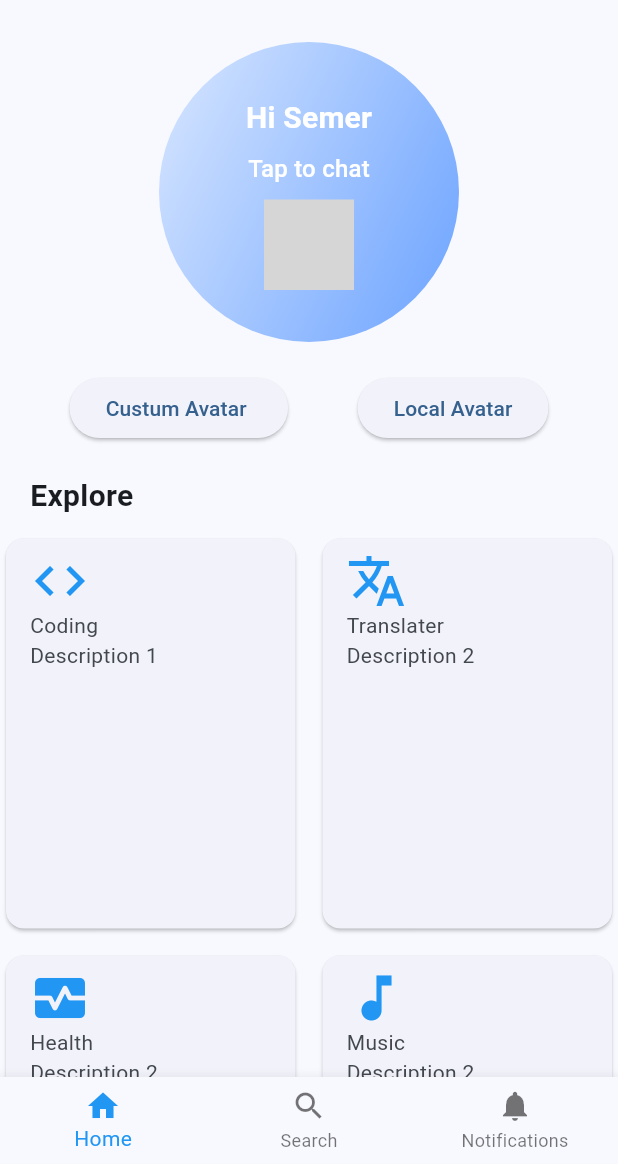
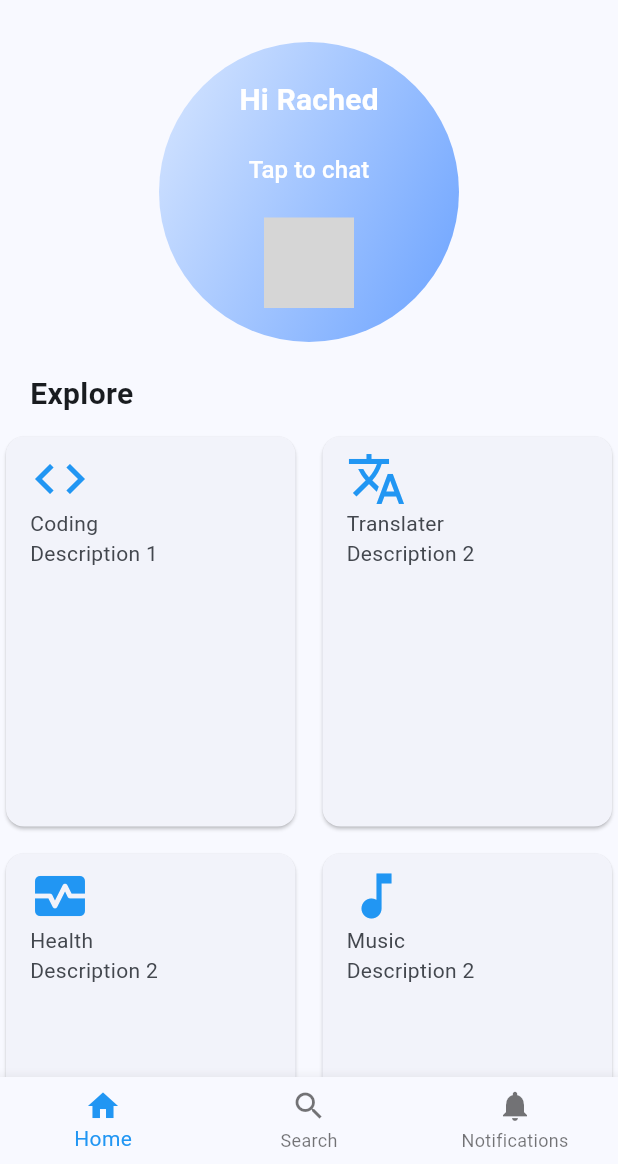
Before and after one commit to BelghithSemer/Avatar_Maker, a Flutter app: the MainPage screen opened directly, on a phone screen of 412 x 824 dp, the part 72-1236 px from its top. Run offline on Flutter 3.47's test engine with Material 3 defaults, Android fonts, the phone set to English and light mode, and no system bars; our stand-ins replace flutter_svg, get, google_fonts, image_gallery_saver; project files that could hold a hidden picture were left out; grey boxes are pictures that could not be loaded.

Commit message:
Fixing Bugs

```diff
--- a/lib/Home/custom_avatar.dart
+++ b/lib/Home/custom_avatar.dart
@@ -34,12 +34,12 @@ class _AvatarGeneratorPageState extends State<AvatarGeneratorPage> {
               'Generate Your Avatar',
               style: TextStyle(fontSize: 24.0, fontWeight: FontWeight.bold),
             ),
-            SizedBox(height: 20.0),
+            SizedBox(height: 10.0),
             CircleAvatar(
               radius: 100,
               backgroundImage:AssetImage('assets/user_profile.jpg'), // Placeholder image asset
             ),
-            SizedBox(height: 20.0),
+            SizedBox(height: 10.0),
             SizedBox(
               width: double.infinity,
               height: 50.0,
@@ -60,7 +60,7 @@ class _AvatarGeneratorPageState extends State<AvatarGeneratorPage> {
                 ),
               ),
             ),
-            SizedBox(height: 20.0),
+            SizedBox(height: 10.0),
             SizedBox(
               width: double.infinity,
               height: 50.0,
--- a/lib/Home/home.dart
+++ b/lib/Home/home.dart
@@ -93,6 +93,7 @@ class MainPage extends StatelessWidget {
           children: [
             SizedBox(height: 20), // Add some spacing
             Container(
+
               decoration: BoxDecoration(
                 shape: BoxShape.circle,
                 gradient: LinearGradient(
@@ -108,7 +109,7 @@ class MainPage extends StatelessWidget {
                   mainAxisAlignment: MainAxisAlignment.center,
                   children: [
                     Text(
-                      'Hi Semer',
+                      'Hi Rached',
                       style: TextStyle(
                         fontSize: 20,
                         fontWeight: FontWeight.bold,
@@ -116,11 +117,15 @@ class MainPage extends StatelessWidget {
                       ),
                     ),
                     SizedBox(height: 8),
-                    Text(
-                      'Tap to chat',
-                      style: TextStyle(
-                        fontSize: 16,
-                        color: Colors.white,
+                    TextButton(
+                      onPressed: () {
+                        _showDialog(context);
+                      },
+                      child: Text('Tap to chat',
+                          style: TextStyle(
+                            fontSize: 16,
+                            color: Colors.white,)
+
                       ),
                     ),
                     SizedBox(height: 8),
@@ -137,25 +142,7 @@ class MainPage extends StatelessWidget {
             ),
 
             SizedBox(height: 20), // Add some spacing
-            Row(
-              mainAxisAlignment: MainAxisAlignment.spaceEvenly,
-              children: [
-                ElevatedButton(
-                  onPressed: () {
-                    // Handle button tap
-                  },
-                  child: Text('Custum Avatar '),
 
-                ),
-                ElevatedButton(
-                  onPressed: () {
-                    // Handle button tap
-                  },
-                  child: Text('Local Avatar'),
-                ),
-              ],
-            ),
-            SizedBox(height: 20),
             Row(
 
               children: [
@@ -192,7 +179,7 @@ class MainPage extends StatelessWidget {
                         ],
                       ),
                       onTap: () {
-                        _showDialog(context);
+                        //_showDialog(context);
                       },
 
                     ),
```
